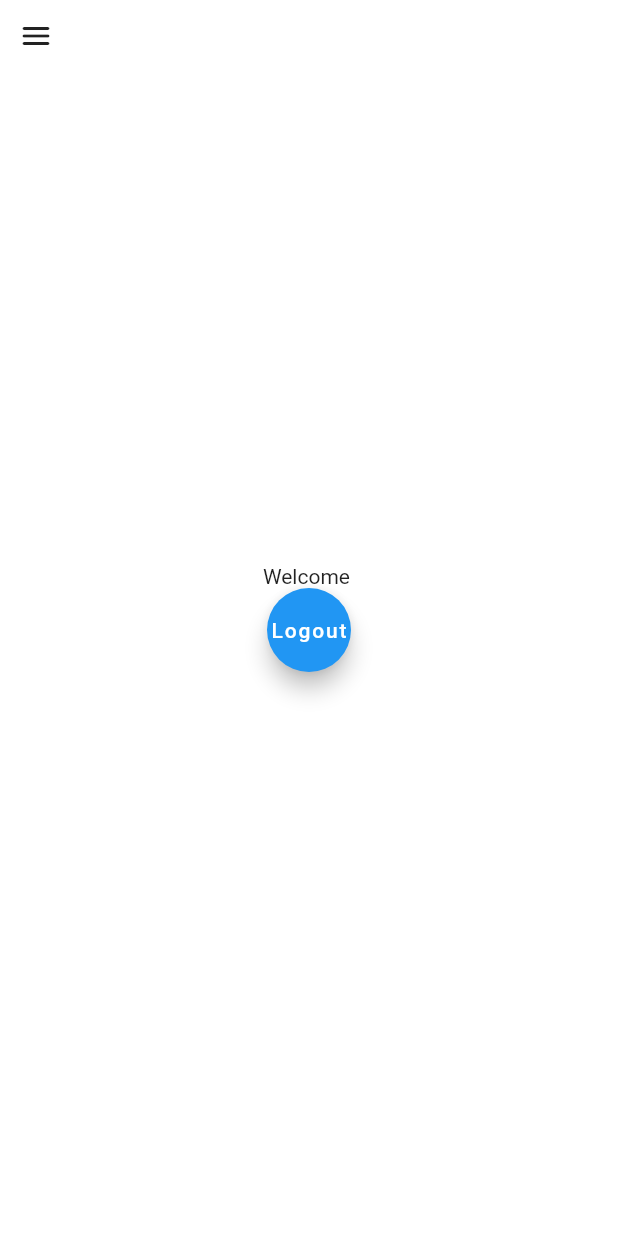
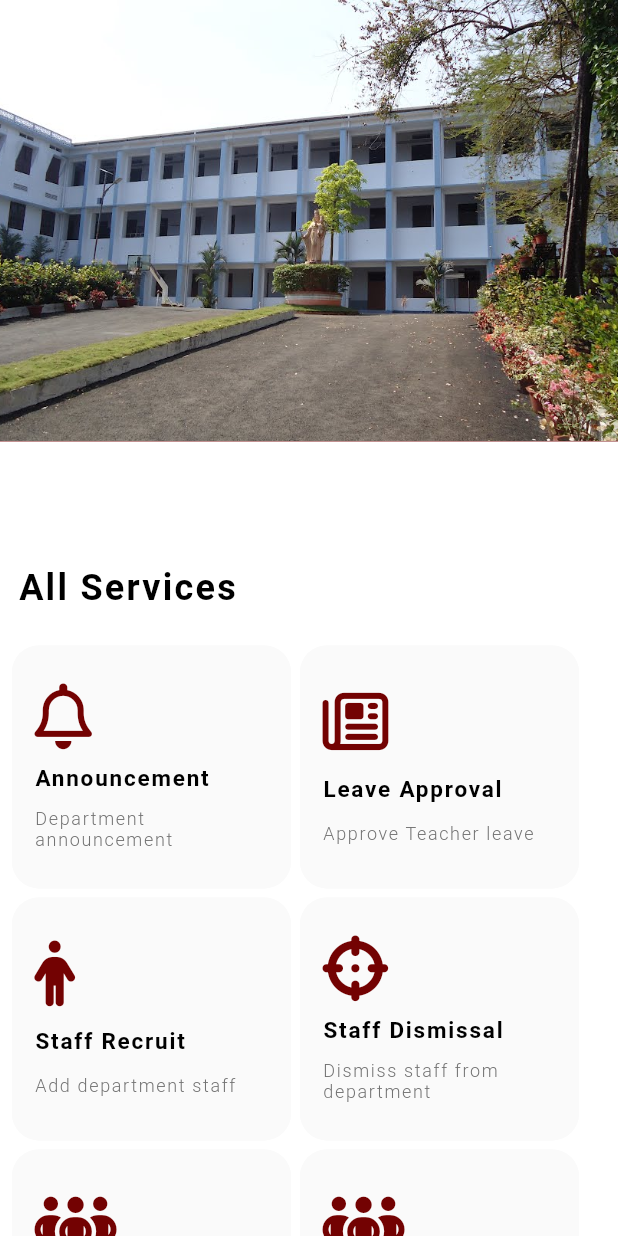
Before and after one commit to curiousTurkey/lms-hod, a Flutter app: the HomeScreen screen opened directly, on a phone screen of 412 x 824 dp. Run offline on Flutter 3.47's test engine with Material 2 defaults, Android fonts, the phone set to English and light mode, and no system bars; our stand-ins replace cloud_firestore, firebase_auth, firebase_core, firebase_storage, flutter_spinkit, font_awesome_flutter and 1 more; missing offline and left inert: flutter_initicon; accounts and stored records are empty.

Commit message:
HomePage

```diff
--- a/lib/AppScreens/Hod/HomeScreen.dart
+++ b/lib/AppScreens/Hod/HomeScreen.dart
@@ -1,5 +1,6 @@
 import 'package:flutter/material.dart';
 import 'package:firebase_auth/firebase_auth.dart';
+import 'package:font_awesome_flutter/font_awesome_flutter.dart';
 import 'package:lm_hod/Models/Hod/HodModel.dart';
 import 'package:lm_hod/Providers/Hod%20provider/HodProvider.dart';
 import 'package:lm_hod/ReusableUtils/Colors.dart' as color_mode;
@@ -9,10 +10,13 @@ import 'package:lm_hod/AppScreens/HOD/LoginScreen.dart';
 import 'package:lm_hod/Resources/HodAuthMethods.dart';
 import 'package:lm_hod/ReusableUtils/Side transition.dart';
 import 'package:lm_hod/ReusableUtils/Heightwidth.dart' as height_width;
-import 'package:lm_hod/ReusableUtils/Responsive.dart' as resize;
+import 'package:lm_hod/ReusableUtils/Responsive.dart';
 
 import 'package:provider/provider.dart';
 
+import '../../ReusableUtils/HeightWidth.dart';
+import '../../ReusableUtils/HomePageContainer/HomePageContainer.dart';
+import '../../ReusableUtils/PageView/PageView.dart';
 import '../../ReusableUtils/SideBar.dart';
 
 class HomeScreen extends StatefulWidget {
@@ -53,21 +57,98 @@ class _HomeScreenState extends State<HomeScreen> {
         key: _globalKey,
         drawer: const SideBar(),
         backgroundColor: color_mode.primaryColor,
-        body: Stack(
-            children: [
-              IconButton(
-                icon: const Icon(Icons.menu_rounded),
-                onPressed: () {
-                  _globalKey.currentState?.openDrawer();
-                },),
-              Column(
-                mainAxisAlignment: MainAxisAlignment.center,
-                children: [
-                  Center(child: Text("Welcome " + hodModel.fullName)),
-                  FloatingActionButton(onPressed: logoutHod,child: const Text('Logout'),),
-                ],
+        body: CustomScrollView(
+          slivers: [
+            SliverAppBar(
+                pinned: true,
+                floating: false,
+                snap: false,
+                backgroundColor: color_mode.secondaryColor2,
+                shadowColor: color_mode.tertiaryColor,
+                elevation: 2,
+                expandedHeight: getHeight(context) / 2.8,
+                flexibleSpace: const FlexibleSpaceBar(
+                  background: ScrollPageView(),
+                )),
+            SliverToBoxAdapter(
+              child: Padding(
+                padding: EdgeInsets.symmetric(
+                    horizontal: screenLayout(30, context),
+                    vertical: screenLayout(30, context)),
               ),
-            ]
+            ),
+            SliverList(
+                delegate: SliverChildBuilderDelegate(
+                        (BuildContext context, int index) {
+                      return Column(
+                        crossAxisAlignment: CrossAxisAlignment.start,
+                        children: [
+                          SizedBox(height: screenLayout(80, context),),
+                          Padding(
+                            padding: EdgeInsets.only(left: screenLayout(20, context)),
+                            child: Text(
+                              "All Services",
+                              style: TextStyle(
+                                  color: color_mode.tertiaryColor,
+                                  fontWeight: FontWeight.bold,
+                                  fontSize: screenLayout(40, context),
+                                  letterSpacing: 1.5),
+                            ),
+                          ),
+                          SizedBox(
+                            height: screenLayout(40, context),
+                          ),
+                          Padding(
+                            padding: const EdgeInsets.only(left: 8.0),
+                            child: Wrap(
+                              runSpacing: screenLayout(10, context),
+                              spacing: screenLayout(10, context),
+                              children: [
+                                homeContainer(
+                                    context: context,
+                                    description: "Department announcement",
+                                    heading: "Announcement",
+                                    icon: FontAwesomeIcons.bell,
+                                    onTap: () {}),
+                                homeContainer(
+                                    context: context,
+                                    description: "Approve Teacher leave",
+                                    heading: "Leave Approval",
+                                    icon: FontAwesomeIcons.newspaper,
+                                    onTap: () {}),
+                                homeContainer(
+                                    context: context,
+                                    description: "Add department staff",
+                                    heading: "Staff Recruit",
+                                    icon: FontAwesomeIcons.person,
+                                    onTap: () {}),
+                                homeContainer(
+                                    context: context,
+                                    description: "Dismiss staff from department",
+                                    heading: "Staff Dismissal",
+                                    icon: FontAwesomeIcons.crosshairs,
+                                    onTap: () {}),
+                                homeContainer(
+                                    context: context,
+                                    description: "List of leave applicants",
+                                    heading: "Leave Applicants",
+                                    icon: FontAwesomeIcons.peopleGroup,
+                                    onTap: () {}),
+                                homeContainer(
+                                    context: context,
+                                    description: "Staff Leave History",
+                                    heading: "Leave History",
+                                    icon: FontAwesomeIcons.peopleGroup,
+                                    onTap: () {}),
+
+                              ],
+                            ),
+                          ),
+                          SizedBox(height: screenLayout(100, context),),
+                        ],
+                      );
+                    }, childCount: 1)),
+          ],
         ),
       ),
     );
--- a/lib/Models/Hod/HodModel.dart
+++ b/lib/Models/Hod/HodModel.dart
@@ -16,7 +16,7 @@ class HodModel {
     required this.userId,
     required this.deptName,
     required this.contactNo,
-    this.imageUrl="https://",
+    this.imageUrl="notset",
     this.userType="hod"});
 
   Map<String , dynamic> toJson() => {
--- a/lib/Resources/HodAuthMethods.dart
+++ b/lib/Resources/HodAuthMethods.dart
@@ -37,7 +37,7 @@ class AuthMethods {
           userId: userId,
           deptName: deptName,
           contactNo: contactNo);
-      await _firestore.collection('users').doc(userId).collection('temptest').doc(userId).set(hodModel.toJson());
+      await _firestore.collection('users').doc(userId).set(hodModel.toJson());
       finalResult = "success";
 
     }on FirebaseAuthException catch(error){
--- /dev/null
+++ b/lib/ReusableUtils/HomePageContainer/HomePageContainer.dart
@@ -0,0 +1,58 @@
+import 'package:flutter/material.dart';
+import 'package:font_awesome_flutter/font_awesome_flutter.dart';
+import 'package:lm_hod/ReusableUtils/Colors.dart' as color_mode;
+import 'package:lm_hod/ReusableUtils/Responsive.dart';
+
+
+InkWell homeContainer({
+  required BuildContext context,
+  required String description,
+  required String heading,
+  required IconData icon,
+  required VoidCallback onTap,
+}) {
+  return InkWell(
+    customBorder: RoundedRectangleBorder(
+        borderRadius: BorderRadius.circular(
+            screenLayout(30, context))),
+    splashColor: color_mode.secondaryColor2.withOpacity(1),
+    onTap: onTap,
+    child: Container(
+        height: screenLayout(270, context),
+        width: screenLayout(310, context),
+        decoration: BoxDecoration(
+          boxShadow: [BoxShadow(color: color_mode.spclColor.withOpacity(.5))],
+          borderRadius: BorderRadius.circular(
+              screenLayout(30, context)),
+          color: color_mode.primaryColor.withOpacity(.5),
+        ),
+        child: Padding(
+          padding: EdgeInsets.all(screenLayout(25,context)),
+          child: Column(
+            crossAxisAlignment: CrossAxisAlignment.start,
+            mainAxisAlignment: MainAxisAlignment.spaceEvenly,
+            children: [
+              FaIcon(icon,color: color_mode.secondaryColor2,size: screenLayout(73, context),),
+              Text(heading,
+                style: TextStyle(
+                  fontSize: screenLayout(25,context),
+                  fontWeight: FontWeight.w700,
+                  letterSpacing: 1.2,
+                  color: color_mode.tertiaryColor,
+                ),
+              ),
+
+              Text(description,
+                style: TextStyle(
+                  fontSize: screenLayout(20,context),
+                  fontWeight: FontWeight.w300,
+                  letterSpacing: 1.1,
+                  color: color_mode.unImportant,
+                ),
+              ),
+            ],
+          ),
+        )
+    ),
+  );
+}
--- /dev/null
+++ b/lib/ReusableUtils/PageView/PageView.dart
@@ -0,0 +1,128 @@
+
+import 'package:flutter/material.dart';
+import 'dart:async';
+import 'package:lm_hod/ReusableUtils/Responsive.dart';
+import '../Responsive.dart';
+
+class ScrollPageView extends StatefulWidget {
+  const ScrollPageView({Key? key}) : super(key: key);
+
+  @override
+  State<ScrollPageView> createState() => _ScrollPageViewState();
+}
+
+class _ScrollPageViewState extends State<ScrollPageView> {
+  int _currentPage = 0;
+
+  late Timer _timer;
+  late bool end;
+  final PageController _pageController = PageController(initialPage: 0);
+  @override
+  void initState(){
+    super.initState();
+    _timer = Timer.periodic(const Duration(seconds: 3), (timer) {
+      if(_currentPage == 4){
+        end = true;
+      }
+      else if(_currentPage == 0){
+        end = false;
+      }
+
+      if(end == false){
+        _currentPage++;
+
+      }
+      else{
+        _currentPage--;
+
+      }
+      _pageController.animateToPage(_currentPage, duration: const Duration(milliseconds: 500), curve: Curves.easeIn);
+    });
+  }
+
+  @override
+  void dispose(){
+    super.dispose();
+    _timer.cancel();
+  }
+  List<String> listImages = [
+    'assets/ScrollableImages/college.jpg',
+    'assets/ScrollableImages/3.jpg',
+    'assets/ScrollableImages/2.jpg',
+    'assets/ScrollableImages/s2.jpg',
+    'assets/ScrollableImages/about1.jpg'];
+  @override
+  Widget build(BuildContext context) {
+    return Padding(
+      padding: EdgeInsets.zero,
+      child: PageView(
+        controller: _pageController,
+        children: [
+          Container(
+            padding: EdgeInsets.zero,
+            decoration: BoxDecoration(
+              borderRadius: BorderRadius.circular(0),
+              image: DecorationImage(
+                  image: AssetImage(listImages[0]),
+                  fit: BoxFit.cover
+              ),
+            ),
+            child: Padding(
+              padding: EdgeInsets.only(top: screenLayout(350, context)),
+
+            ),
+          ),
+          Container(
+            decoration: BoxDecoration(
+              borderRadius: BorderRadius.circular(0),
+              image: DecorationImage(
+                  image: AssetImage(listImages[1]),
+                  fit: BoxFit.cover
+              ),
+            ),
+            child: Padding(
+              padding: EdgeInsets.only(top: screenLayout(350, context)),
+
+            ),
+          ),
+          Container(
+            decoration: BoxDecoration(
+              borderRadius: BorderRadius.circular(0),
+              image: DecorationImage(
+                  image: AssetImage(listImages[2]),
+                  fit: BoxFit.cover
+              ),
+            ),
+            child: Padding(
+              padding: EdgeInsets.only(top: screenLayout(350, context)),
+
+            ),),
+          Container(
+            decoration: BoxDecoration(
+              borderRadius: BorderRadius.circular(0),
+              image: DecorationImage(
+                  image: AssetImage(listImages[3]),
+                  fit: BoxFit.cover
+              ),
+            ),
+            child: Padding(
+              padding: EdgeInsets.only(top: screenLayout(350, context)),
+
+            ),),
+          Container(
+            decoration: BoxDecoration(
+              borderRadius: BorderRadius.circular(0),
+              image: DecorationImage(
+                  image: AssetImage(listImages[4]),
+                  fit: BoxFit.cover
+              ),
+            ),
+            child: Padding(
+              padding: EdgeInsets.only(top: screenLayout(350, context)),
+            ),
+          ),
+        ],
+      ),
+    );
+  }
+}
--- a/lib/ReusableUtils/SideBar.dart
+++ b/lib/ReusableUtils/SideBar.dart
@@ -71,7 +71,7 @@ class _SideBarState extends State<SideBar> {
                   child: CircleAvatar(
                     backgroundColor: Colors.white10,
                     radius: screenLayout(120, context),
-                    backgroundImage: NetworkImage(_hodModel.imageUrl),
+                    backgroundImage: (_hodModel.imageUrl=="notset")?null:NetworkImage(_hodModel.imageUrl),
                     child: (_hodModel.imageUrl=="notset")?Initicon(
                       borderRadius: BorderRadius.circular(50),
                       text: _hodModel.fullName,
--- a/pubspec.yaml
+++ b/pubspec.yaml
@@ -79,6 +79,7 @@ flutter:
     - assets/background/photo.jpg
     - assets/icons/dean.png
     - assets/background/teacher.png
+    - assets/ScrollableImages/
 
 
   # An image asset can refer to one or more resolution-specific "variants", see
```
Also changed, not shown: assets/ScrollableImages/2.jpg (added), assets/ScrollableImages/3.jpg (added), assets/ScrollableImages/about1.jpg (added), assets/ScrollableImages/college.jpg (added), assets/ScrollableImages/s2.jpg (added).
